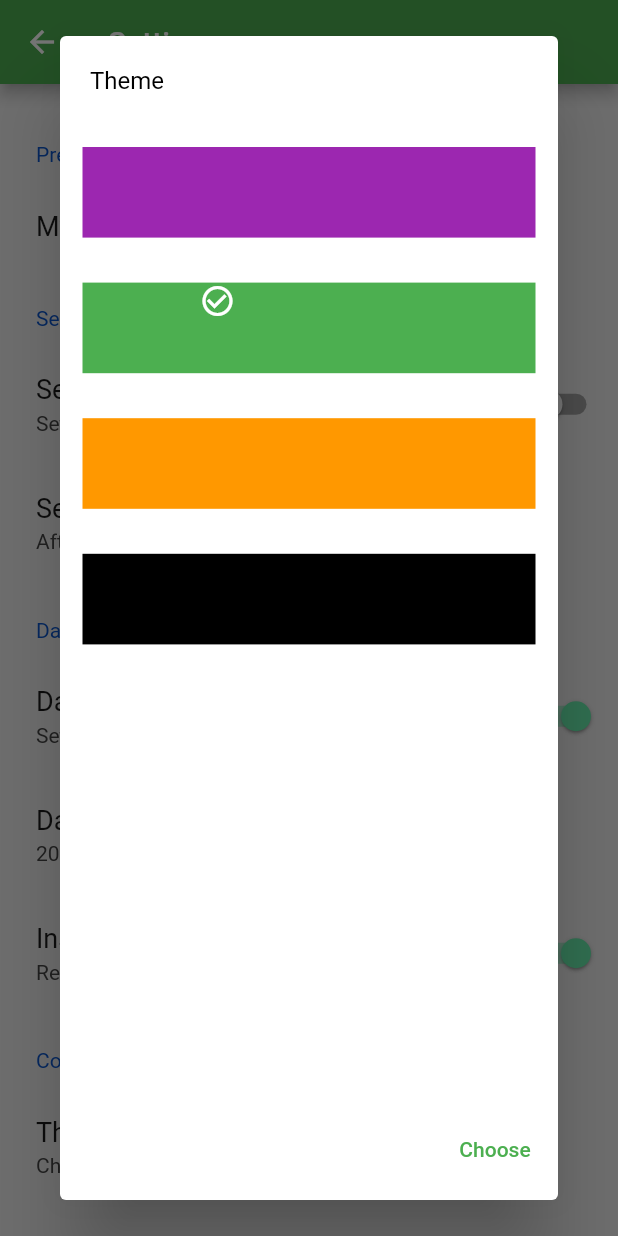
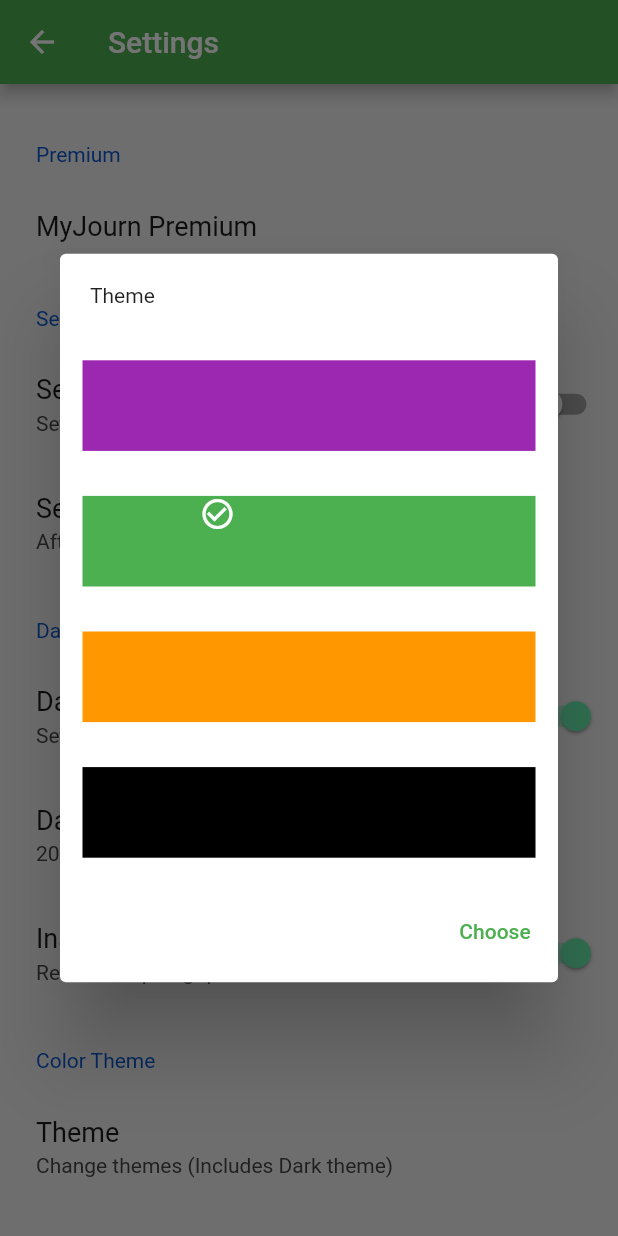
Before and after one commit to wizardoma/myjourn, a Flutter app: the SettingsScreen screen opened by its route, after a tap on "Theme", on a phone screen of 412 x 824 dp. Run offline on Flutter 3.47's test engine with Material 2 defaults, Android fonts, the phone set to English and light mode, and no system bars; drawn by our look-alikes of settings_ui; our stand-ins replace carousel_slider, image_picker, sqflite, table_calendar; accounts and stored records are empty.

```diff
--- a/lib/screens/home/home_screen.dart
+++ b/lib/screens/home/home_screen.dart
@@ -33,6 +33,7 @@ class HomeScreen extends StatelessWidget {
                 itemBuilder: (context) {
                   return {"Setting"}.map((e) {
                     return PopupMenuItem(
+                      textStyle: Theme.of(context).textTheme.headline1,
                       child: Text(e),
                       value: e,
                     );
--- a/lib/screens/settings/settings_screen.dart
+++ b/lib/screens/settings/settings_screen.dart
@@ -133,10 +133,9 @@ class SettingsScreen extends StatelessWidget {
                       padding: EdgeInsets.all(20),
                       child: Text(
                         "Theme",
-                        style: Theme.of(context).textTheme.headline1,
                       ),
                     ),
-                    Expanded(
+                    Flexible(
                       child: SingleChildScrollView(
                         child: GridView.builder(
                             itemCount: themes.themes.length,
--- a/pubspec.yaml
+++ b/pubspec.yaml
@@ -32,6 +32,7 @@ dependencies:
   path:
   image_picker: ^0.7.3
   carousel_slider: ^3.0.0
+  shared_preferences: ^2.0.5
 
   # The following adds the Cupertino Icons font to your application.
   # Use with the CupertinoIcons class for iOS style icons.
```
